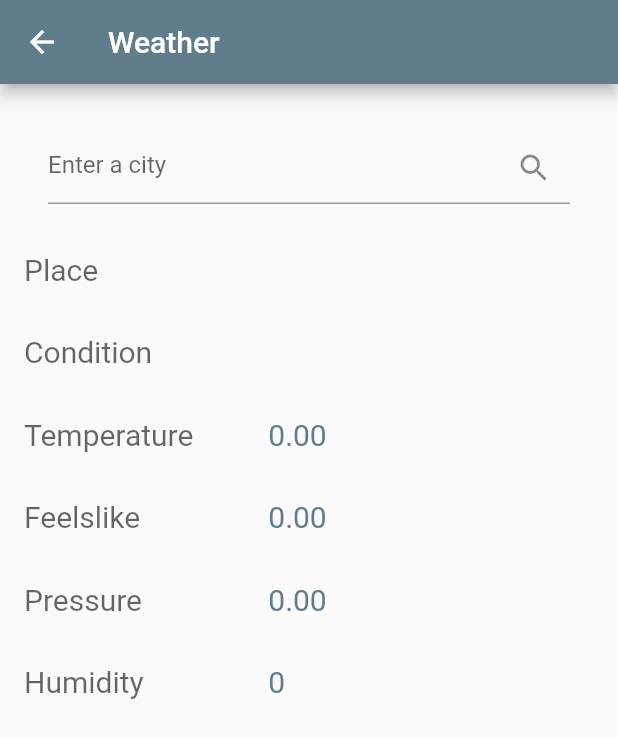
After one commit to chebihiF/Suptech_M1_2023_Flutter_atelier02_ui, a Flutter app: the WeatherScreen screen opened directly, on a phone screen of 412 x 824 dp. The commit adds this screen. Shown: the top 738 px of the screen. Run offline on Flutter 3.47's test engine with Material 2 defaults, Android fonts, the phone set to English and light mode, and no system bars.

Commit message:
final version weather app

```diff
--- /dev/null
+++ b/lib/data/http_helper.dart
@@ -0,0 +1,25 @@
+import 'dart:convert';
+
+import 'package:atelier02_ui/data/weather.dart';
+import 'package:http/http.dart' as http;
+
+class HttpHelper {
+  final String authority = 'weatherapi-com.p.rapidapi.com';
+  final String path = '/current.json';
+  final apiKey = '549cce3e1dmsh0a2bf8002ca43d4p126286jsn5c6264ca98a0';
+  final apiHost = 'weatherapi-com.p.rapidapi.com';
+
+  Future<Weather> getWeather(String location) async {
+    Map<String, String> parameters = {'q': location};
+    Uri uri = Uri.https(authority, path, parameters);
+    Map<String, String> headers = {
+      'X-RapidAPI-Key': apiKey,
+      'X-RapidAPI-Host': apiHost
+    };
+    http.Response result = await http.get(uri, headers: headers);
+    Map<String, dynamic> data = json.decode(result.body);
+    Weather weather = Weather.fromJson(data);
+
+    return weather;
+  }
+}
--- /dev/null
+++ b/lib/data/weather.dart
@@ -0,0 +1,20 @@
+class Weather {
+  String conditionText = '';
+  String winDir = '';
+  double temperature = 0;
+  double feelslike = 0;
+  double pressure = 0;
+  int humidity = 0;
+
+  Weather(this.conditionText, this.winDir, this.temperature, this.feelslike,
+      this.pressure, this.humidity);
+
+  Weather.fromJson(Map<String, dynamic> weatherMap) {
+    conditionText = weatherMap['current']['condition']['text'];
+    temperature = (weatherMap['current']['temp_c']) ?? 0;
+    feelslike = (weatherMap['current']['feelslike_c']) ?? 0;
+    winDir = weatherMap['current']['wind_dir'];
+    pressure = (weatherMap['current']['pressure_mb']) ?? 0;
+    humidity = (weatherMap['current']['humidity']) ?? 0;
+  }
+}
--- /dev/null
+++ b/lib/screens/weather_screen.dart
@@ -0,0 +1,74 @@
+import 'package:atelier02_ui/data/http_helper.dart';
+import 'package:atelier02_ui/data/weather.dart';
+import 'package:flutter/material.dart';
+
+class WeatherScreen extends StatefulWidget {
+  const WeatherScreen({super.key});
+
+  @override
+  State<WeatherScreen> createState() => _WeatherScreenState();
+}
+
+class _WeatherScreenState extends State<WeatherScreen> {
+  final TextEditingController txtPlace = TextEditingController();
+  Weather result = Weather('', '', 0, 0, 0, 0);
+  @override
+  Widget build(BuildContext context) {
+    return Scaffold(
+      appBar: AppBar(title: const Text('Weather')),
+      body: Padding(
+        padding: const EdgeInsets.all(16),
+        child: ListView(
+          children: [
+            Padding(
+              padding: const EdgeInsets.all(16),
+              child: TextField(
+                controller: txtPlace,
+                decoration: InputDecoration(
+                    hintText: 'Enter a city',
+                    suffixIcon: IconButton(
+                        onPressed: getData, icon: const Icon(Icons.search))),
+              ),
+            ),
+            weatherRow('Place', txtPlace.text),
+            weatherRow('Condition', result.conditionText),
+            weatherRow('Temperature', result.temperature.toStringAsFixed(2)),
+            weatherRow('Feelslike', result.feelslike.toStringAsFixed(2)),
+            weatherRow('Pressure', result.pressure.toStringAsFixed(2)),
+            weatherRow('Humidity', result.humidity.toString()),
+          ],
+        ),
+      ),
+    );
+  }
+
+  Future getData() async {
+    HttpHelper helper = HttpHelper();
+    result = await helper.getWeather(txtPlace.text);
+    setState(() {});
+  }
+
+  Widget weatherRow(String label, String value) {
+    Widget row = Padding(
+        padding: const EdgeInsets.symmetric(vertical: 16),
+        child: Row(
+          children: [
+            Expanded(
+                flex: 3,
+                child: Text(
+                  label,
+                  style: TextStyle(
+                      fontSize: 20, color: Theme.of(context).hintColor),
+                )),
+            Expanded(
+                flex: 4,
+                child: Text(
+                  value,
+                  style: TextStyle(
+                      fontSize: 20, color: Theme.of(context).primaryColor),
+                ))
+          ],
+        ));
+    return row;
+  }
+}
--- a/lib/shared/menu_drawer.dart
+++ b/lib/shared/menu_drawer.dart
@@ -1,5 +1,6 @@
 import 'package:atelier02_ui/screens/bmi_screen.dart';
 import 'package:atelier02_ui/screens/intro_screen.dart';
+import 'package:atelier02_ui/screens/weather_screen.dart';
 import 'package:flutter/material.dart';
 
 class MenuDrawer extends StatelessWidget {
@@ -45,6 +46,9 @@ class MenuDrawer extends StatelessWidget {
             case 'BMI Calculator':
               screen = BmiScreen();
               break;
+            case 'Weather':
+              screen = WeatherScreen();
+              break;
           }
           Navigator.of(context).pop();
           Navigator.of(context)
--- a/pubspec.yaml
+++ b/pubspec.yaml
@@ -30,6 +30,7 @@ environment:
 dependencies:
   flutter:
     sdk: flutter
+  http: ^1.0.0
 
 
   # The following adds the Cupertino Icons font to your application.
```
Also changed, not shown: pubspec.lock.
